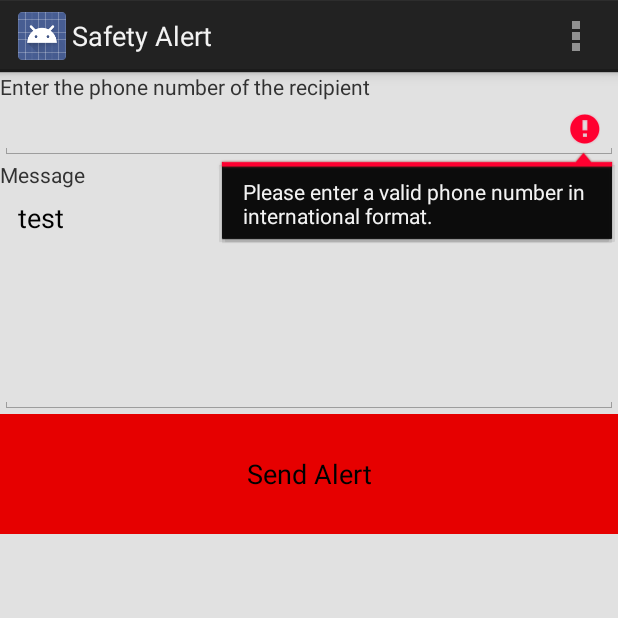
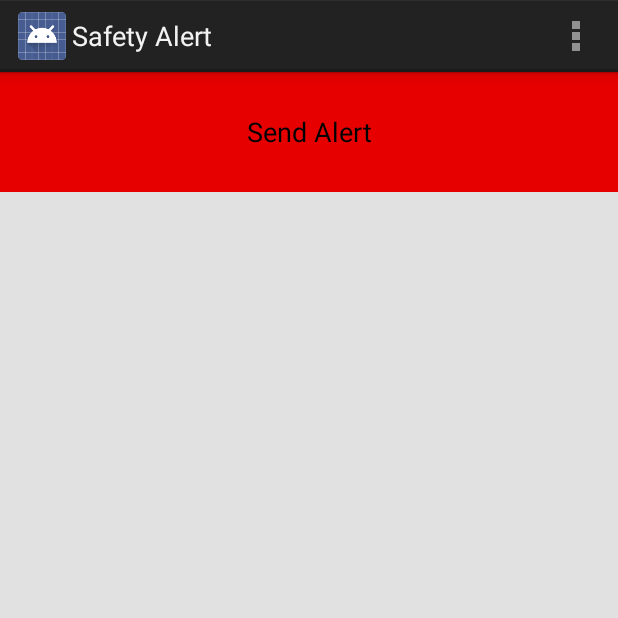
Before and after one commit to kheath/SafetyApp, an Android app: the screen it shows after launch (SMS), after a tap on "Send Alert", on a phone screen of 412 x 824 dp, the top half of it. Run offline under Robolectric (Android 15) with nearby library versions, the phone set to English and light mode, and no system bars.

Commit message:
Removed the editable text fields from the home page and changed them to strings.

```diff
--- a/SMSMessaging/app/src/main/java/myfirstapp/example/com/sms/SMS.java
+++ b/SMSMessaging/app/src/main/java/myfirstapp/example/com/sms/SMS.java
@@ -24,8 +24,8 @@ import android.widget.Toast;
 public class SMS extends Activity
 {
     Button btnSendSMS;
-    EditText txtPhoneNo;
-    EditText txtMessage;
+    String txtPhoneNo;
+    String txtMessage;
     GPSTracker gps;
     double latitude;
     double longitude;
@@ -38,8 +38,8 @@ public class SMS extends Activity
         setContentView(R.layout.activity_sms);
 
         btnSendSMS = (Button) findViewById(R.id.btnSendSMS);
-        txtPhoneNo = (EditText) findViewById(R.id.txtPhoneNo);
-        txtMessage = (EditText) findViewById(R.id.txtMessage);
+//        txtPhoneNo = (EditText) findViewById(R.id.txtPhoneNo);
+//        txtMessage = (EditText) findViewById(R.id.txtMessage);
      // create GPS object
         gps = new GPSTracker(SMS.this);
 
@@ -66,30 +66,33 @@ public class SMS extends Activity
                     gps.showSettingsAlert();
                 }
 
-                String phoneNo = txtPhoneNo.getText().toString();
-                String message = txtMessage.getText().toString();
+//                String phoneNo = txtPhoneNo.getText().toString();
+//                String message = txtMessage.getText().toString();
 
-                if (message.length()<1)
+                if (txtMessage.length()<1)
                 {
-                	message = "Yarr matey, I be in a bit of a pickle.";
+                	txtMessage = "Yarr matey, I be in a bit of a pickle.";
                 }
 //                txtMessage.setText(message);
-                message = message + "\n Me location is - \nLat: " + latitude + "\nLong: " + longitude;
+                txtMessage = txtMessage + "\n Me location is - \nLat: " + latitude + "\nLong: " + longitude;
 
-                if (isValidPhoneNumber(phoneNo))
+                if (isValidPhoneNumber(txtPhoneNo))
                 {
-                	if (phoneNo.length() == 10)
+                	if (txtPhoneNo.length() == 10)
                 	{
-                		phoneNo = "1"+phoneNo;
-                		System.out.println("Assuming there should be a 1 in front. \nPhone number: "+phoneNo);
-                    	sendSMS(phoneNo, message);
+                		txtPhoneNo = "1"+txtPhoneNo;
+                		System.out.println("Assuming there should be a 1 in front. \nPhone number: "+txtPhoneNo);
+                    	sendSMS(txtPhoneNo, txtMessage);
                 	}
-                	System.out.println("Phone number: "+phoneNo);
-                	sendSMS(phoneNo, message);
+                	else
+                	{
+                		System.out.println("Phone number: "+txtPhoneNo);
+                		sendSMS(txtPhoneNo, txtMessage);
+                	}
                 }
-                else if (!isValidPhoneNumber(phoneNo))
+                else if (!isValidPhoneNumber(txtPhoneNo))
                 {
-               		txtPhoneNo.setError("Please enter a valid phone number in international format.");
+                	System.out.println(txtPhoneNo + " is not a valid phone number!");
                 }
                 else
                 {
@@ -169,8 +172,8 @@ public class SMS extends Activity
         SharedPreferences preferences = PreferenceManager.getDefaultSharedPreferences(this);
         String newPhoneNo = preferences.getString("pref_recipientNumber", "");
         String newMessage = preferences.getString("pref_message", "");
-        txtPhoneNo.setText(newPhoneNo, BufferType.NORMAL);
-        txtMessage.setText(newMessage, BufferType.NORMAL);
+        txtPhoneNo = newPhoneNo;
+        txtMessage = newMessage;
     }
 
 }
--- a/SMSMessaging/app/src/main/res/layout/activity_sms.xml
+++ b/SMSMessaging/app/src/main/res/layout/activity_sms.xml
@@ -4,7 +4,7 @@
     android:layout_height="fill_parent"
     android:background="#e1e1e1"
     >
-    <TextView
+    <!-- <TextView
         android:layout_width="fill_parent"
         android:layout_height="wrap_content"
         android:text="@string/number"
@@ -27,7 +27,7 @@
         android:gravity="top"
         android:hint = "@string/default_message"
         android:inputType="text|textCapSentences"
-        />
+        /> -->
     <Button
         android:id="@+id/btnSendSMS"
         android:layout_width="fill_parent"
```
